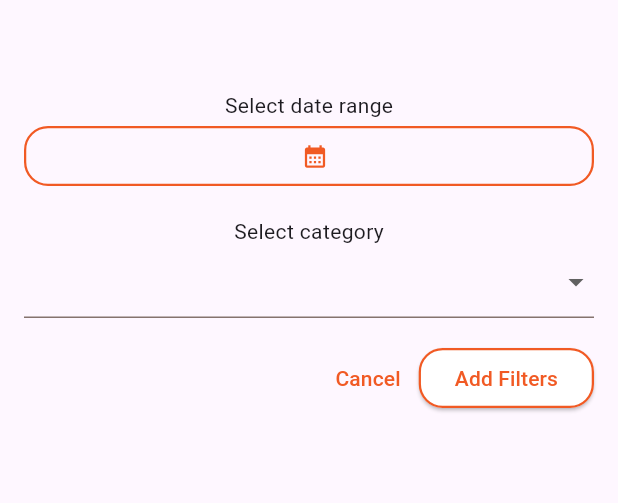
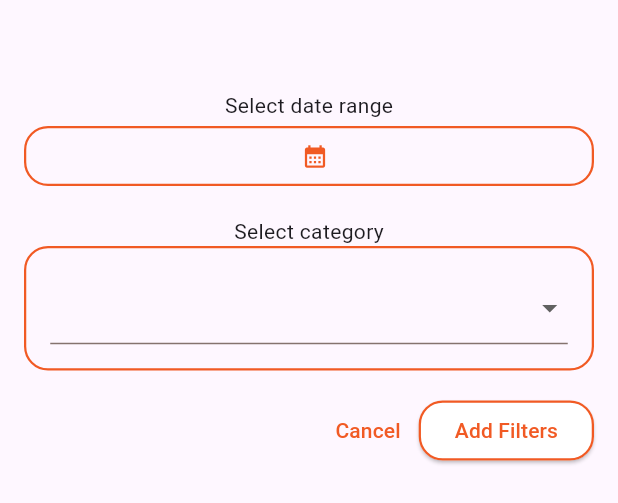
Before and after one commit to MilenkoBojanic/fitness-tracker, a Flutter app: the FilterActivities widget shown alone on an empty page, opened directly with empty values, on a phone screen of 412 x 824 dp. Shown: the top 503 px of the screen. Run offline on Flutter 3.47's test engine with Material 3 defaults, Android fonts, the light colour scheme and no system bars; missing offline and left inert: duration_picker; network calls fail.

Commit message:
Fix UI/UX

```diff
--- a/lib/screens/goals_screen.dart
+++ b/lib/screens/goals_screen.dart
@@ -228,7 +228,8 @@ class _GoalsScreenState extends State<GoalsScreen> {
           ],
         ),
       ),
-      body: Column(children: [
+      body: SingleChildScrollView(
+        child: Column(children: [
           Padding(
             padding: const EdgeInsets.symmetric(horizontal: 16, vertical: 8),
             child: Column(
@@ -327,6 +328,7 @@ class _GoalsScreenState extends State<GoalsScreen> {
           ),
           mainContent,
         ]),
+      ),
     );
   }
 }
--- a/lib/widgets/activities_actions/filter_activities.dart
+++ b/lib/widgets/activities_actions/filter_activities.dart
@@ -111,7 +111,13 @@ class _FilterActivitiesState extends State<FilterActivities> {
             'Select category',
             maxLines: null,
           ),
-          DropdownButtonFormField(
+          Container(
+            padding: const EdgeInsets.all(16),
+            decoration: BoxDecoration(
+              borderRadius: BorderRadius.circular(16),
+              border: Border.all(color: primaryColor, width: 1.5),
+            ),
+            child: DropdownButtonFormField(
               value: _selectedCategory,
               items: [
                 for (final category in availableCategories.entries)
@@ -131,6 +137,7 @@ class _FilterActivitiesState extends State<FilterActivities> {
                   _selectedCategory = value;
                 });
               },
+            ),
           ),
           const SizedBox(height: 16),
           Row(
```
Lines whose indentation alone changed are shown as unchanged.
